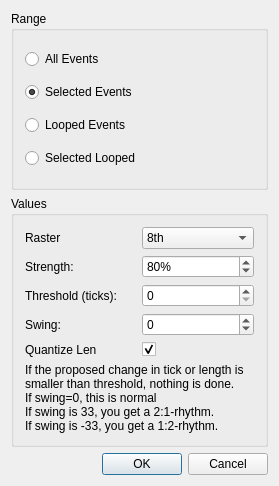
Above: muse2/muse/widgets/function_dialogs/quantbase.ui from emrum/muse before the change. Below: the same form after it.
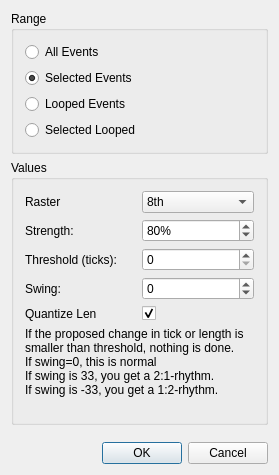
That is the form after the change.

Commit message: added spacers to function dialogs

What changed in the file:
```diff
--- a/muse2/muse/widgets/function_dialogs/quantbase.ui
+++ b/muse2/muse/widgets/function_dialogs/quantbase.ui
@@ -10,7 +10,7 @@
     <x>0</x>
     <y>0</y>
     <width>279</width>
-    <height>486</height>
+    <height>475</height>
    </rect>
   </property>
   <property name="windowTitle">
@@ -210,11 +210,18 @@
       </item>
       <item row="5" column="0" colspan="2">
        <widget class="QLabel" name="label_4">
+        <property name="sizePolicy">
+         <sizepolicy hsizetype="Preferred" vsizetype="Minimum">
+          <horstretch>0</horstretch>
+          <verstretch>0</verstretch>
+         </sizepolicy>
+        </property>
         <property name="text">
          <string>If the proposed change in tick or length is smaller than threshold, nothing is done.
 If swing=0, this is normal
 If swing is 33, you get a 2:1-rhythm.
-If swing is -33, you get a 1:2-rhythm.</string>
+If swing is -33, you get a 1:2-rhythm.
+</string>
         </property>
         <property name="wordWrap">
          <bool>true</bool>
@@ -224,6 +231,19 @@
      </layout>
     </widget>
    </item>
+   <item>
+    <spacer name="verticalSpacer">
+     <property name="orientation">
+      <enum>Qt::Vertical</enum>
+     </property>
+     <property name="sizeHint" stdset="0">
+      <size>
+       <width>20</width>
+       <height>40</height>
+      </size>
+     </property>
+    </spacer>
+   </item>
    <item>
     <layout class="QHBoxLayout" name="horizontalLayout">
      <property name="spacing">
```
The commit also changes 10 other files.
